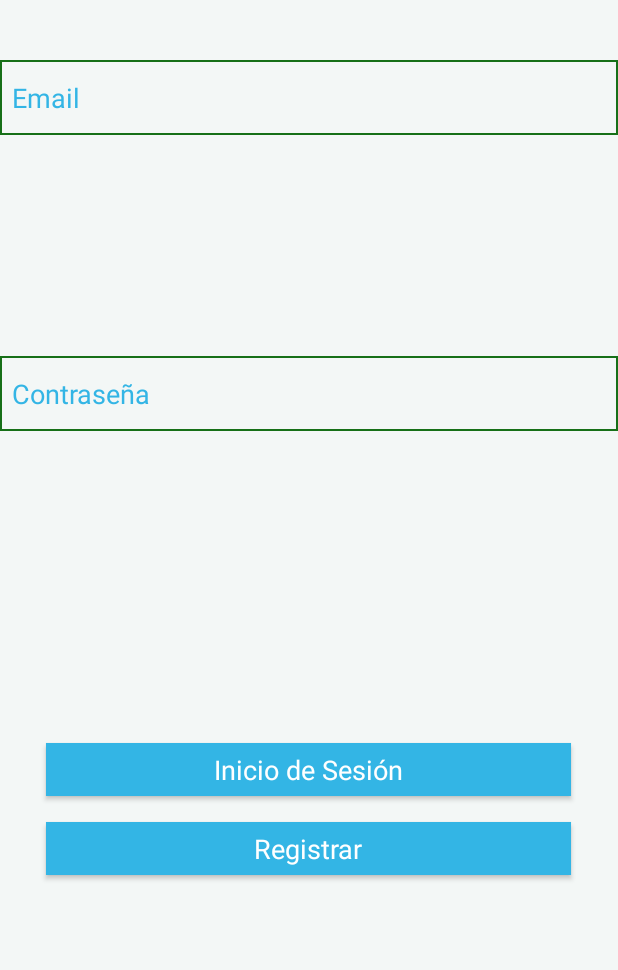
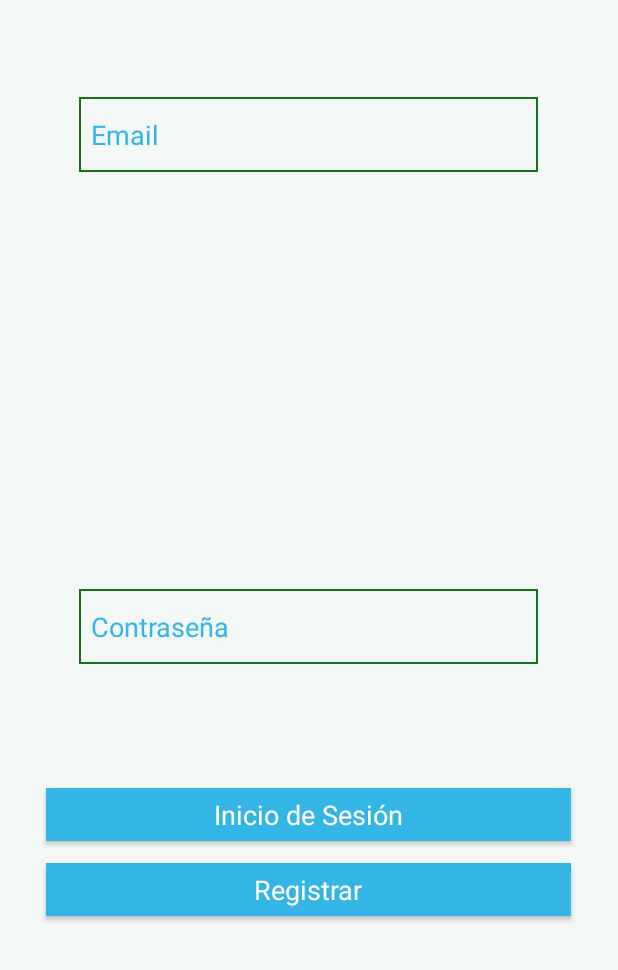
Before and after one commit to Lauract13/PAD, an Android app: the screen it shows after launch (MainActivity), on a phone screen of 412 x 824 dp, the part 266-1236 px from its top. Run offline under Robolectric (Android 15) with nearby library versions, the phone set to English and light mode, and no system bars; our stand-ins replace Firebase (no records; nobody signed in at launch, a user with empty details on screens opened directly), Volley; Roboto replaces fonts that are not available here; 1 statement that could not run was skipped.

Commit message:
que asco de vida

```diff
--- a/SFinder/app/src/main/java/sfinder/app/MainActivity.java
+++ b/SFinder/app/src/main/java/sfinder/app/MainActivity.java
@@ -59,29 +59,9 @@ public class MainActivity extends AppCompatActivity {
     public void onStart(){
         super.onStart();
         FirebaseUser currentUser = mAuth.getCurrentUser();
-        //updateUI(currentUser);
+
     }
-    private void updateUI(FirebaseUser user) {
-        /*hideProgressDialog();
-        if (user != null) {
-            mStatusTextView.setText(getString(R.string.emailpassword_status_fmt,
-                    user.getEmail(), user.isEmailVerified()));
-            mDetailTextView.setText(getString(R.string.firebase_status_fmt, user.getUid()));
 
-            findViewById(R.id.email_password_buttons).setVisibility(View.GONE);
-            findViewById(R.id.email_password_fields).setVisibility(View.GONE);
-            findViewById(R.id.signed_in_buttons).setVisibility(View.VISIBLE);
-
-            findViewById(R.id.verify_email_button).setEnabled(!user.isEmailVerified());
-        } else {
-            mStatusTextView.setText(R.string.signed_out);
-            mDetailTextView.setText(null);
-
-            findViewById(R.id.email_password_buttons).setVisibility(View.VISIBLE);
-            findViewById(R.id.email_password_fields).setVisibility(View.VISIBLE);
-            findViewById(R.id.signed_in_buttons).setVisibility(View.GONE);
-        }*/
-    }
 
     public void registro(String email, String password){
 
@@ -94,10 +74,11 @@ public class MainActivity extends AppCompatActivity {
                     public void onComplete(@NonNull Task<AuthResult> task) {
                         if(task.isSuccessful()){
                             FirebaseUser user = mAuth.getCurrentUser();
-                            //updateUI(user);
+                            enviaEmailVerificacion();
+
                         }else{
-                            Toast.makeText(MainActivity.this,"Autehnticationfailesd.",Toast.LENGTH_SHORT).show();
-                            //updateUI(null);
+                            Toast.makeText(MainActivity.this,"Se produjo un error en el registro.",Toast.LENGTH_SHORT).show();
+
                         }
 
 
@@ -140,10 +121,10 @@ public class MainActivity extends AppCompatActivity {
                     public void onComplete(@NonNull Task<AuthResult> task) {
                         if(task.isSuccessful()){
                             FirebaseUser user = mAuth.getCurrentUser();
-                            //updateUI(user);
+
                         }else{
-                            Toast.makeText(MainActivity.this,"Authentication failed",Toast.LENGTH_SHORT).show();
-                            //updateUI(null);
+                            Toast.makeText(MainActivity.this,"Error de auntentificación",Toast.LENGTH_SHORT).show();
+
                         }
                     }
                 });
@@ -165,7 +146,7 @@ public class MainActivity extends AppCompatActivity {
     }
     private void cerrarSesion(){
         mAuth.signOut();
-        //updateUI(null);
+
     }
 
     private void enviaEmailVerificacion(){
@@ -180,11 +161,11 @@ public class MainActivity extends AppCompatActivity {
 
                         if (task.isSuccessful()) {
                             Toast.makeText(MainActivity.this,
-                                    "Verification email sent to " + user.getEmail(),
+                                    "Email de verificación enviado a " + user.getEmail(),
                                     Toast.LENGTH_SHORT).show();
                         } else {
                             Toast.makeText(MainActivity.this,
-                                    "Failed to send verification email.",
+                                    "Se produjo un error al mandar el email de verificación",
                                     Toast.LENGTH_SHORT).show();
                         }
                         // [END_EXCLUDE]
--- a/SFinder/app/src/main/res/layout/activity_main.xml
+++ b/SFinder/app/src/main/res/layout/activity_main.xml
@@ -11,11 +11,12 @@
 
     <EditText
         android:id="@+id/etPassword"
-        android:layout_width="match_parent"
+        android:layout_width="306dp"
         android:layout_height="50dp"
-        android:layout_alignParentStart="true"
-        android:layout_centerVertical="true"
 
+        android:layout_alignParentBottom="true"
+        android:layout_centerHorizontal="true"
+        android:layout_marginBottom="204dp"
         android:background="@drawable/container"
         android:ems="10"
         android:hint="Contraseña"
@@ -27,11 +28,11 @@
 
     <EditText
         android:id="@+id/etemail"
-        android:layout_width="match_parent"
+        android:layout_width="306dp"
         android:layout_height="50dp"
-        android:layout_alignParentEnd="true"
         android:layout_alignParentTop="true"
-        android:layout_marginTop="161dp"
+        android:layout_centerHorizontal="true"
+        android:layout_marginTop="186dp"
         android:background="@drawable/container"
         android:hint="Email"
         android:inputType="textEmailAddress"
@@ -47,9 +48,9 @@
         android:layout_height="35dp"
         android:layout_alignParentBottom="true"
         android:layout_centerHorizontal="true"
-        android:layout_marginBottom="116dp"
+        android:layout_marginBottom="86dp"
         android:background="@android:color/holo_blue_light"
-        android:onClick="iniciarSesion"
+        android:onClick="onClick"
         android:text="Inicio de Sesión"
         android:textAppearance="@style/TextAppearance.AppCompat.Medium.Inverse"
         android:textColor="@android:color/white"
@@ -64,9 +65,9 @@
 
         android:layout_alignParentBottom="true"
         android:layout_centerHorizontal="true"
-        android:layout_marginBottom="63dp"
+        android:layout_marginBottom="36dp"
         android:background="@android:color/holo_blue_light"
-        android:onClick="registrarUsuario"
+        android:onClick="onClick"
         android:text="Registrar"
         android:textAppearance="@style/TextAppearance.AppCompat.Medium.Inverse"
         android:textColor="@android:color/white" />
```
